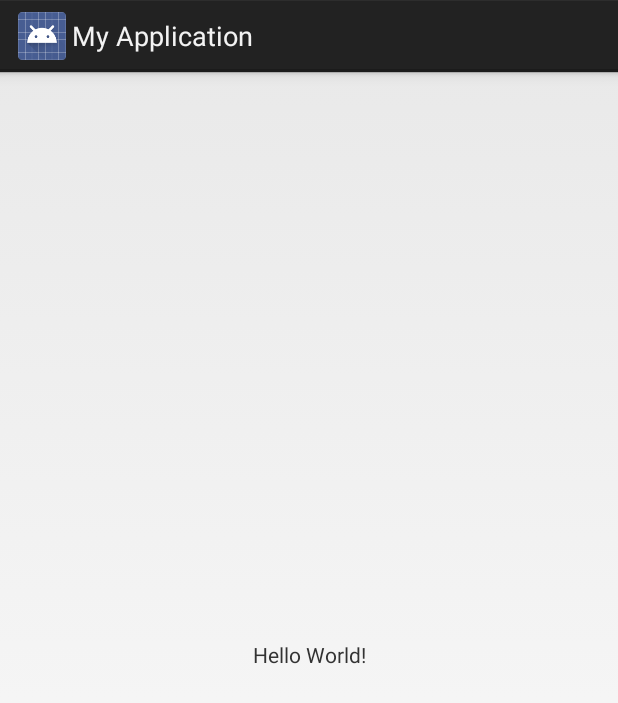
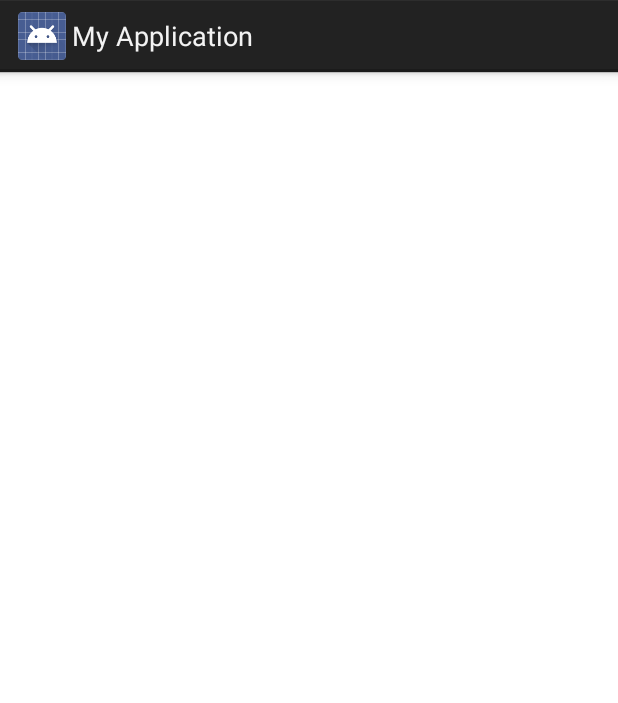
Before and after one commit to bwei1503d/MyApplication11509D, an Android app: the screen it shows after launch (MainActivity), on a phone screen of 412 x 824 dp. Shown: the top 703 px of the screen. Run offline under Robolectric (Android 15) with nearby library versions, the phone set to English and light mode, and no system bars.

Commit message:
第二行代码

```diff
--- a/app/src/main/java/muhanxi/myapplication/MainActivity.java
+++ b/app/src/main/java/muhanxi/myapplication/MainActivity.java
@@ -24,7 +24,8 @@ public class MainActivity extends Activity {
         // 学委做了修改代码操作
 
 
-        // sub 分支
+        //子分支 提交代码
+
 
 
 
--- a/app/src/main/res/layout/activity_main.xml
+++ b/app/src/main/res/layout/activity_main.xml
@@ -1,18 +1,12 @@
 <?xml version="1.0" encoding="utf-8"?>
-<android.support.constraint.ConstraintLayout xmlns:android="http://schemas.android.com/apk/res/android"
+<LinearLayout xmlns:android="http://schemas.android.com/apk/res/android"
     xmlns:app="http://schemas.android.com/apk/res-auto"
     xmlns:tools="http://schemas.android.com/tools"
     android:layout_width="match_parent"
     android:layout_height="match_parent"
+    android:orientation="vertical"
+    android:background="#FFFFFF"
     tools:context="muhanxi.myapplication.MainActivity">
 
-    <TextView
-        android:layout_width="wrap_content"
-        android:layout_height="wrap_content"
-        android:text="Hello World!"
-        app:layout_constraintBottom_toBottomOf="parent"
-        app:layout_constraintLeft_toLeftOf="parent"
-        app:layout_constraintRight_toRightOf="parent"
-        app:layout_constraintTop_toTopOf="parent" />
 
-</android.support.constraint.ConstraintLayout>
+</LinearLayout>
```
